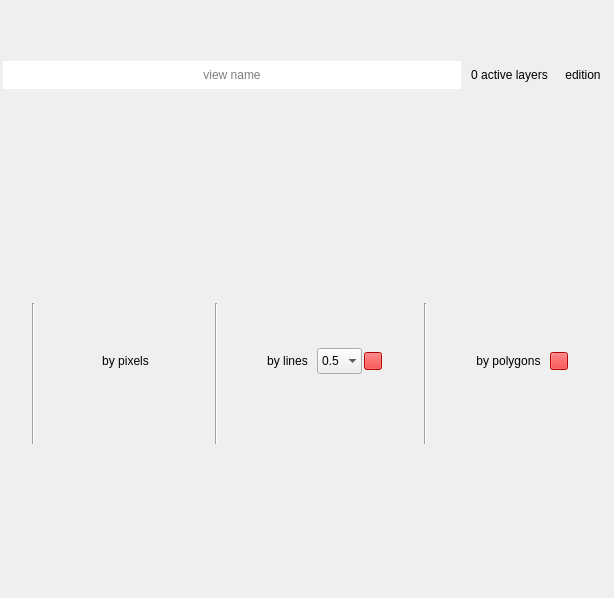
Old version of the form ui/view_widget.ui in the repository SMByC/ThRasE.
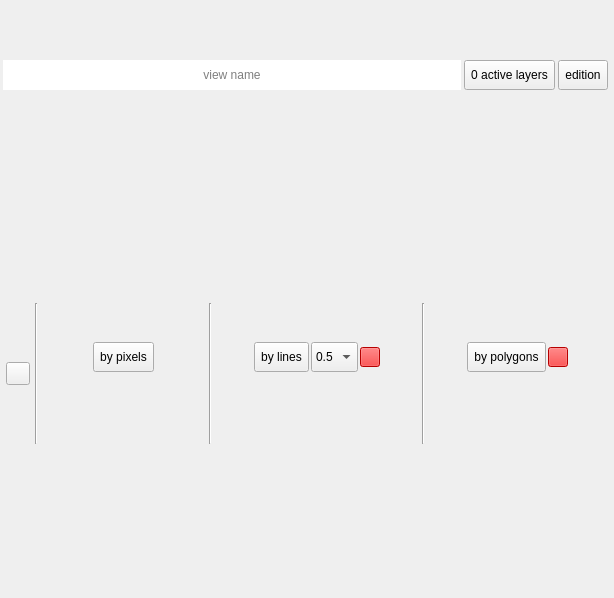
New version of the form. Icons and pictures are not drawn. Custom widgets are drawn as their Qt base class.

What changed in the file:
```diff
--- a/ui/view_widget.ui
+++ b/ui/view_widget.ui
@@ -49,9 +49,14 @@
         <property name="maximumSize">
          <size>
           <width>16777215</width>
-          <height>28</height>
+          <height>30</height>
          </size>
         </property>
+        <property name="font">
+         <font>
+          <pointsize>9</pointsize>
+         </font>
+        </property>
         <property name="frame">
          <bool>false</bool>
         </property>
@@ -71,9 +76,14 @@
         <property name="maximumSize">
          <size>
           <width>16777215</width>
-          <height>28</height>
+          <height>30</height>
          </size>
         </property>
+        <property name="font">
+         <font>
+          <pointsize>9</pointsize>
+         </font>
+        </property>
         <property name="cursor">
          <cursorShape>PointingHandCursor</cursorShape>
         </property>
@@ -94,7 +104,7 @@
          <enum>Qt::ToolButtonTextBesideIcon</enum>
         </property>
         <property name="autoRaise">
-         <bool>true</bool>
+         <bool>false</bool>
         </property>
        </widget>
       </item>
@@ -103,9 +113,14 @@
         <property name="maximumSize">
          <size>
           <width>16777215</width>
-          <height>28</height>
+          <height>30</height>
          </size>
         </property>
+        <property name="font">
+         <font>
+          <pointsize>9</pointsize>
+         </font>
+        </property>
         <property name="cursor">
          <cursorShape>PointingHandCursor</cursorShape>
         </property>
@@ -126,7 +141,7 @@
          <enum>Qt::ToolButtonTextBesideIcon</enum>
         </property>
         <property name="autoRaise">
-         <bool>true</bool>
+         <bool>false</bool>
         </property>
        </widget>
       </item>
@@ -199,11 +214,24 @@
         <property name="toolButtonStyle">
          <enum>Qt::ToolButtonIconOnly</enum>
         </property>
-        <property name="autoRaise">
-         <bool>true</bool>
-        </property>
        </widget>
       </item>
+      <item>
+       <spacer name="horizontalSpacer_13">
+        <property name="orientation">
+         <enum>Qt::Horizontal</enum>
+        </property>
+        <property name="sizeType">
+         <enum>QSizePolicy::Fixed</enum>
+        </property>
+        <property name="sizeHint" stdset="0">
+         <size>
+          <width>3</width>
+          <height>20</height>
+         </size>
+        </property>
+       </spacer>
+      </item>
       <item>
        <widget class="Line" name="line_3">
         <property name="orientation">
@@ -265,9 +293,14 @@
               <property name="maximumSize">
                <size>
                 <width>16777215</width>
-                <height>26</height>
+                <height>30</height>
                </size>
               </property>
+              <property name="font">
+               <font>
+                <pointsize>9</pointsize>
+               </font>
+              </property>
               <property name="cursor">
                <cursorShape>PointingHandCursor</cursorShape>
               </property>
@@ -287,9 +320,6 @@
               <property name="toolButtonStyle">
                <enum>Qt::ToolButtonTextBesideIcon</enum>
               </property>
-              <property name="autoRaise">
-               <bool>true</bool>
-              </property>
              </widget>
             </item>
             <item>
@@ -313,7 +343,7 @@
            <property name="maximumSize">
             <size>
              <width>16777215</width>
-             <height>22</height>
+             <height>30</height>
             </size>
            </property>
            <layout class="QHBoxLayout" name="horizontalLayout_5">
@@ -350,11 +380,6 @@
               <property name="enabled">
                <bool>false</bool>
               </property>
-              <property name="font">
-               <font>
-                <pointsize>8</pointsize>
-               </font>
-              </property>
               <property name="cursor">
                <cursorShape>PointingHandCursor</cursorShape>
               </property>
@@ -378,11 +403,6 @@
               <property name="enabled">
                <bool>false</bool>
               </property>
-              <property name="font">
-               <font>
-                <pointsize>8</pointsize>
-               </font>
-              </property>
               <property name="cursor">
                <cursorShape>PointingHandCursor</cursorShape>
               </property>
@@ -481,9 +501,14 @@
               <property name="maximumSize">
                <size>
                 <width>16777215</width>
-                <height>26</height>
+                <height>30</height>
                </size>
               </property>
+              <property name="font">
+               <font>
+                <pointsize>9</pointsize>
+               </font>
+              </property>
               <property name="cursor">
                <cursorShape>PointingHandCursor</cursorShape>
               </property>
@@ -503,9 +528,6 @@
               <property name="toolButtonStyle">
                <enum>Qt::ToolButtonTextBesideIcon</enum>
               </property>
-              <property name="autoRaise">
-               <bool>true</bool>
-              </property>
              </widget>
             </item>
             <item>
@@ -513,9 +535,14 @@
               <property name="maximumSize">
                <size>
                 <width>16777215</width>
-                <height>26</height>
+                <height>30</height>
                </size>
               </property>
+              <property name="font">
+               <font>
+                <pointsize>9</pointsize>
+               </font>
+              </property>
               <property name="toolTip">
                <string>&lt;html&gt;&lt;head/&gt;&lt;body&gt;&lt;p&gt;The N times the pixel size for defining the buffer around the line&lt;/p&gt;&lt;/body&gt;&lt;/html&gt;</string>
               </property>
@@ -525,9 +552,6 @@
               <property name="sizeAdjustPolicy">
                <enum>QComboBox::AdjustToContents</enum>
               </property>
-              <property name="frame">
-               <bool>false</bool>
-              </property>
               <item>
                <property name="text">
                 <string>0.5</string>
@@ -584,8 +608,8 @@
              <widget class="QToolButton" name="LinesColor">
               <property name="maximumSize">
                <size>
-                <width>18</width>
-                <height>18</height>
+                <width>20</width>
+                <height>20</height>
                </size>
               </property>
               <property name="cursor">
@@ -627,7 +651,7 @@
            <property name="maximumSize">
             <size>
              <width>16777215</width>
-             <height>22</height>
+             <height>30</height>
             </size>
            </property>
            <layout class="QHBoxLayout" name="horizontalLayout_6">
@@ -664,11 +688,6 @@
               <property name="enabled">
                <bool>false</bool>
               </property>
-              <property name="font">
-               <font>
-                <pointsize>8</pointsize>
-               </font>
-              </property>
               <property name="cursor">
                <cursorShape>PointingHandCursor</cursorShape>
               </property>
@@ -692,11 +711,6 @@
               <property name="enabled">
                <bool>false</bool>
               </property>
-              <property name="font">
-               <font>
-                <pointsize>8</pointsize>
-               </font>
-              </property>
               <property name="cursor">
                <cursorShape>PointingHandCursor</cursorShape>
               </property>
@@ -720,11 +734,6 @@
               <property name="enabled">
                <bool>false</bool>
               </property>
-              <property name="font">
-               <font>
-                <pointsize>8</pointsize>
-               </font>
-              </property>
               <property name="cursor">
                <cursorShape>PointingHandCursor</cursorShape>
               </property>
@@ -823,9 +832,14 @@
               <property name="maximumSize">
                <size>
                 <width>16777215</width>
-                <height>26</height>
+                <height>30</height>
                </size>
               </property>
+              <property name="font">
+               <font>
+                <pointsize>9</pointsize>
+               </font>
+              </property>
               <property name="cursor">
                <cursorShape>PointingHandCursor</cursorShape>
               </property>
@@ -845,17 +859,14 @@
               <property name="toolButtonStyle">
                <enum>Qt::ToolButtonTextBesideIcon</enum>
               </property>
-              <property name="autoRaise">
-               <bool>true</bool>
-              </property>
              </widget>
             </item>
             <item>
              <widget class="QToolButton" name="PolygonsColor">
               <property name="maximumSize">
                <size>
-                <width>18</width>
-                <height>18</height>
+                <width>20</width>
+                <height>20</height>
                </size>
               </property>
               <property name="cursor">
@@ -897,7 +908,7 @@
            <property name="maximumSize">
             <size>
              <width>16777215</width>
-             <height>22</height>
+             <height>30</height>
             </size>
            </property>
            <layout class="QHBoxLayout" name="horizontalLayout_4">
@@ -934,11 +945,6 @@
               <property name="enabled">
                <bool>false</bool>
               </property>
-              <property name="font">
-               <font>
-                <pointsize>8</pointsize>
-               </font>
-              </property>
               <property name="cursor">
                <cursorShape>PointingHandCursor</cursorShape>
               </property>
@@ -962,11 +968,6 @@
               <property name="enabled">
                <bool>false</bool>
               </property>
-              <property name="font">
-               <font>
-                <pointsize>8</pointsize>
-               </font>
-              </property>
               <property name="cursor">
                <cursorShape>PointingHandCursor</cursorShape>
               </property>
@@ -990,11 +991,6 @@
               <property name="enabled">
                <bool>false</bool>
               </property>
-              <property name="font">
-               <font>
-                <pointsize>8</pointsize>
-               </font>
-              </property>
               <property name="cursor">
                <cursorShape>PointingHandCursor</cursorShape>
               </property>
```
